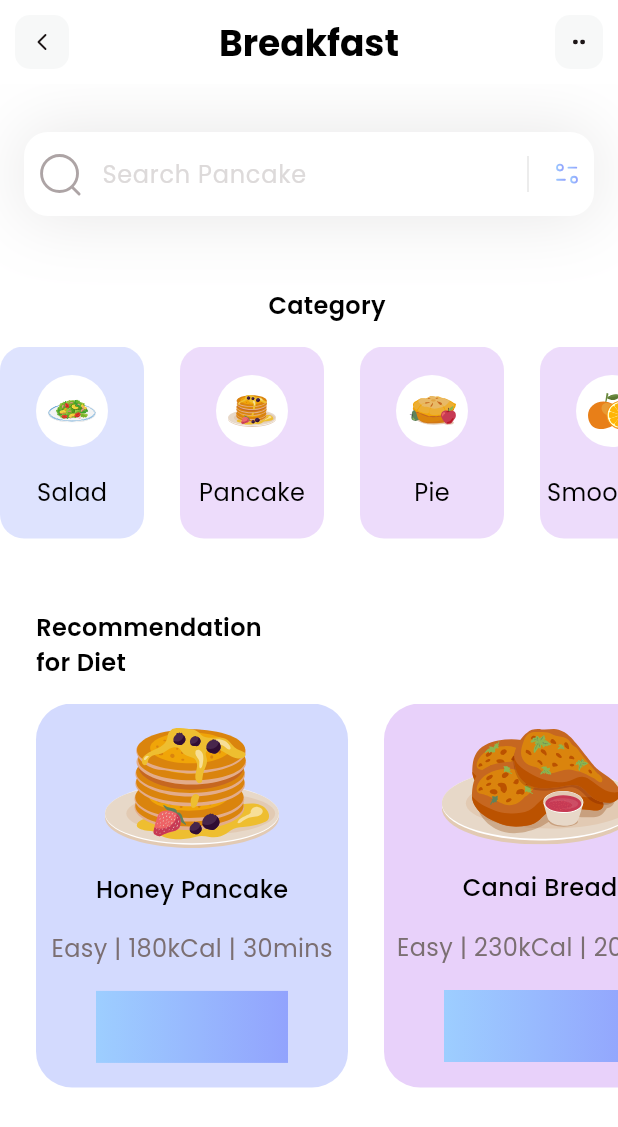
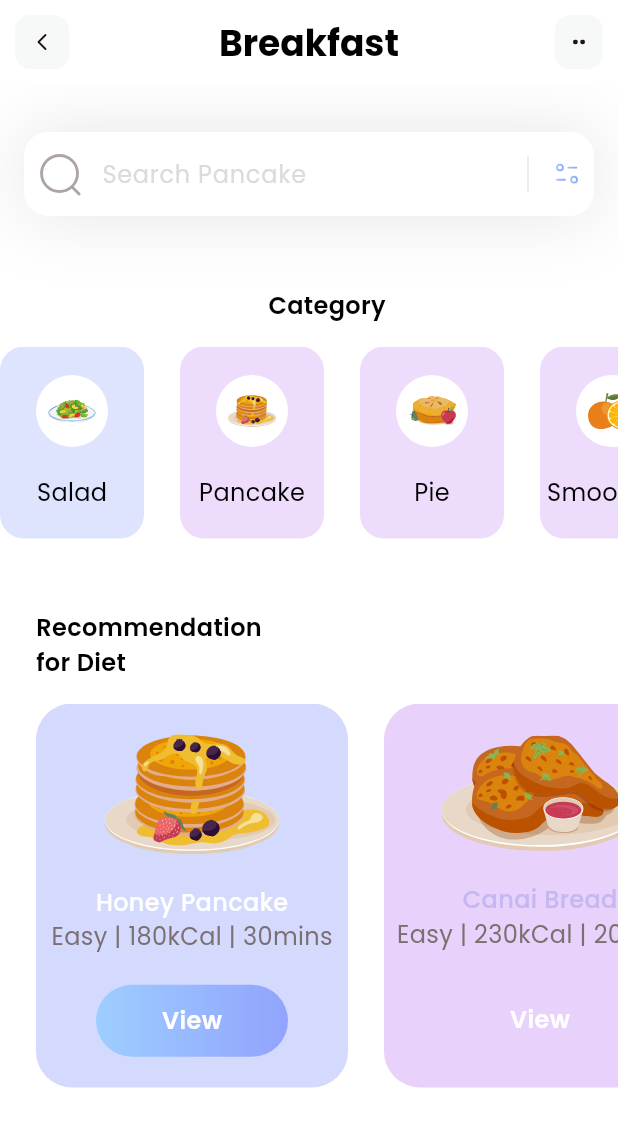
Before and after one commit to Emersh0w/fitness, a Flutter app: the screen it shows after launch, on a phone screen of 412 x 824 dp. Shown: the top 1127 px of the screen. Run offline on Flutter 3.47's test engine with Material 3 defaults, Android fonts, the phone set to English and light mode, and no system bars; our stand-ins replace flutter_svg.

Commit message:
Finalized Recomendation for Diet

```diff
--- a/lib/pages/home.dart
+++ b/lib/pages/home.dart
@@ -32,7 +32,14 @@ class _HomePageState extends State<HomePage> {
           SizedBox(height: 48),
           _categoriesSection(),
           SizedBox(height: 48),
-          Column(
+          _dietSection(),
+        ],
+      ),
+    );
+  }
+
+  Column _dietSection() {
+    return Column(
       crossAxisAlignment: CrossAxisAlignment.start,
       children: [
         Padding(
@@ -62,11 +69,15 @@ class _HomePageState extends State<HomePage> {
                   mainAxisAlignment: MainAxisAlignment.spaceEvenly,
                   children: [
                     SvgPicture.asset(diets[index].iconPath),
+                    Column(
+                      children: [
                         Text(
                           diets[index].name,
                           style: TextStyle(
                             fontWeight: FontWeight.w500,
-                              color: Colors.black,
+                            color: diets[index].viewIsSelected
+                                ? Colors.white
+                                : Color(0xffC5B8F2),
                             fontSize: 16,
                           ),
                         ),
@@ -82,13 +93,33 @@ class _HomePageState extends State<HomePage> {
                             fontWeight: FontWeight.w400,
                           ),
                         ),
+                      ],
+                    ),
 
                     Container(
                       height: 48,
                       width: 128,
                       decoration: BoxDecoration(
                         gradient: LinearGradient(
-                                colors: [Color(0xff9DCEFF), Color(0xff92A3FD)],
+                          colors: [
+                            diets[index].viewIsSelected
+                                ? Color(0xff9DCEFF)
+                                : Colors.transparent,
+                            diets[index].viewIsSelected
+                                ? Color(0xff92A3FD)
+                                : Colors.transparent,
+                          ],
+                        ),
+                        borderRadius: BorderRadius.circular(48),
+                      ),
+                      child: Center(
+                        child: Text(
+                          'View',
+                          style: TextStyle(
+                            color: Colors.white,
+                            fontWeight: FontWeight.w600,
+                            fontSize: 16,
+                          ),
                         ),
                       ),
                     ),
@@ -103,9 +134,6 @@ class _HomePageState extends State<HomePage> {
           ),
         ),
       ],
-          ),
-        ],
-      ),
     );
   }
 
```
Lines whose indentation alone changed are shown as unchanged.
